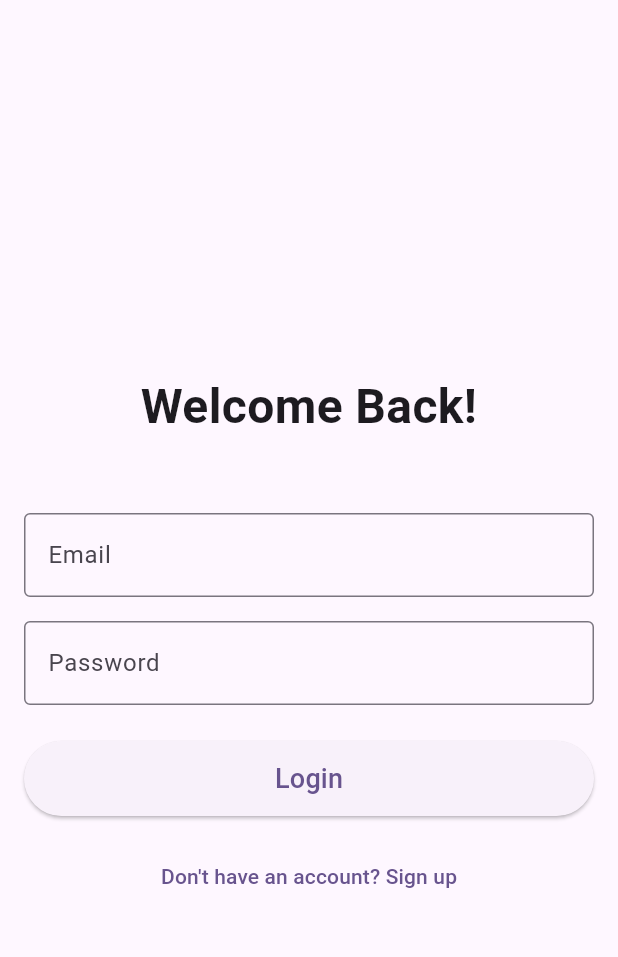
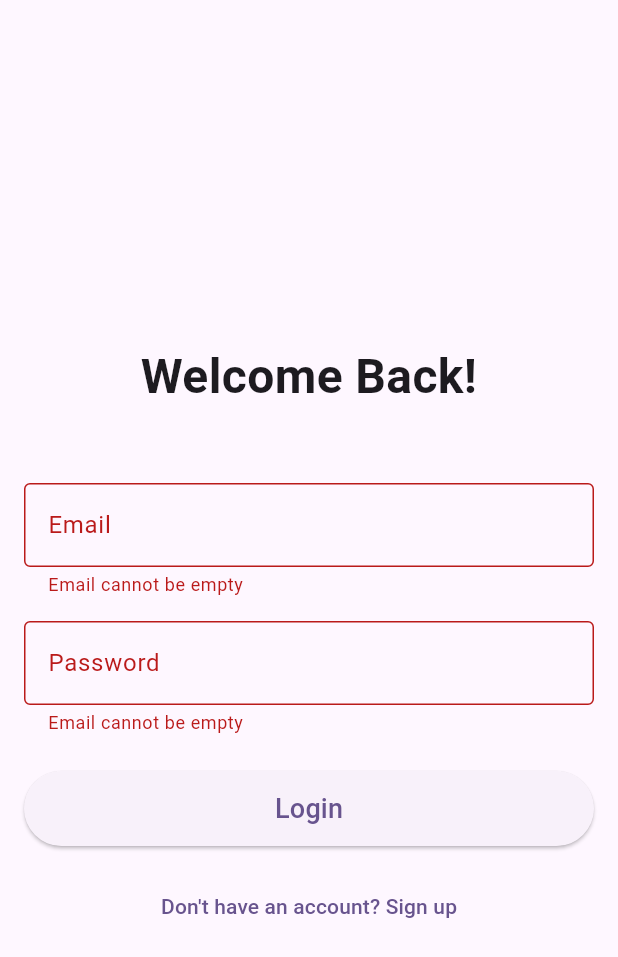
Before and after one commit to catx13/chat-app, a Flutter app: the LoginScreen screen opened directly, after a tap on "Login", on a phone screen of 412 x 824 dp. Shown: the top 957 px of the screen. Run offline on Flutter 3.47's test engine with Material 3 defaults, Android fonts, the phone set to English and light mode, and no system bars.

Commit message:
adding login screen

```diff
--- a/chat_app_ayna/lib/pages/login.dart
+++ b/chat_app_ayna/lib/pages/login.dart
@@ -1,10 +1,16 @@
+import 'package:chat_app_ayna/utils/validators.dart';
 import 'package:flutter/material.dart';
 
 class LoginScreen extends StatelessWidget {
+  final _formKey = GlobalKey<FormState>();
+
+  LoginScreen({super.key});
   @override
   Widget build(BuildContext context) {
     return Scaffold(
         body: Center(
+      child: Form(
+        key: _formKey,
         child: SingleChildScrollView(
           child: Container(
             padding: const EdgeInsets.symmetric(horizontal: 16.0),
@@ -30,6 +36,9 @@ class LoginScreen extends StatelessWidget {
                     labelText: 'Email',
                     border: OutlineInputBorder(),
                   ),
+                  validator: (value) {
+                    return Validators.emailValidator(value);
+                  },
                   keyboardType: TextInputType.emailAddress,
                 ),
                 const SizedBox(height: 16.0),
@@ -38,22 +47,25 @@ class LoginScreen extends StatelessWidget {
                     labelText: 'Password',
                     border: OutlineInputBorder(),
                   ),
+                  validator: (value) {
+                    return Validators.emailValidator(value);
+                  },
                   obscureText: true,
                 ),
                 const SizedBox(height: 24.0),
                 ElevatedButton(
                   onPressed: () {
-                  // Handle login logic
+                    _formKey.currentState?.validate();
                   },
+                  style: ElevatedButton.styleFrom(
+                    minimumSize: const Size(double.infinity, 48),
+                  ),
                   child: const Padding(
                     padding: EdgeInsets.symmetric(vertical: 12.0),
                     child: Text(
                       'Login',
                       style: TextStyle(fontSize: 18.0),
                     ),
-                ),
-                style: ElevatedButton.styleFrom(
-                  minimumSize: const Size(double.infinity, 48),
                   ),
                 ),
                 const SizedBox(height: 16.0),
@@ -67,6 +79,7 @@ class LoginScreen extends StatelessWidget {
             ),
           ),
         ),
+      ),
     ));
   }
 }
--- /dev/null
+++ b/chat_app_ayna/lib/utils/validators.dart
@@ -0,0 +1,25 @@
+class Validators {
+  static String? emailValidator(String? email) {
+    if (email == null || email.isEmpty) {
+      return 'Email cannot be empty';
+    }
+    bool emailValid =
+        RegExp(r'^[a-zA-Z0-9._%-]+@[a-zA-Z0-9.-]+\.[a-zA-Z]{2,4}$')
+            .hasMatch(email);
+    if (!emailValid) {
+      return 'Please enter a valid email';
+    }
+
+    return null;
+  }
+
+  static String? password(String? password) {
+    if (password == null || password.isEmpty) {
+      return 'Password cannot be empty';
+    }
+    if (password.length < 8) {
+      return 'Password must be atleast 8 characters.';
+    }
+    return null;
+  }
+}
```
Also changed, not shown: chat_app_ayna/lib/main.dart (+3 -89 lines). Lines whose indentation alone changed are shown as unchanged.
